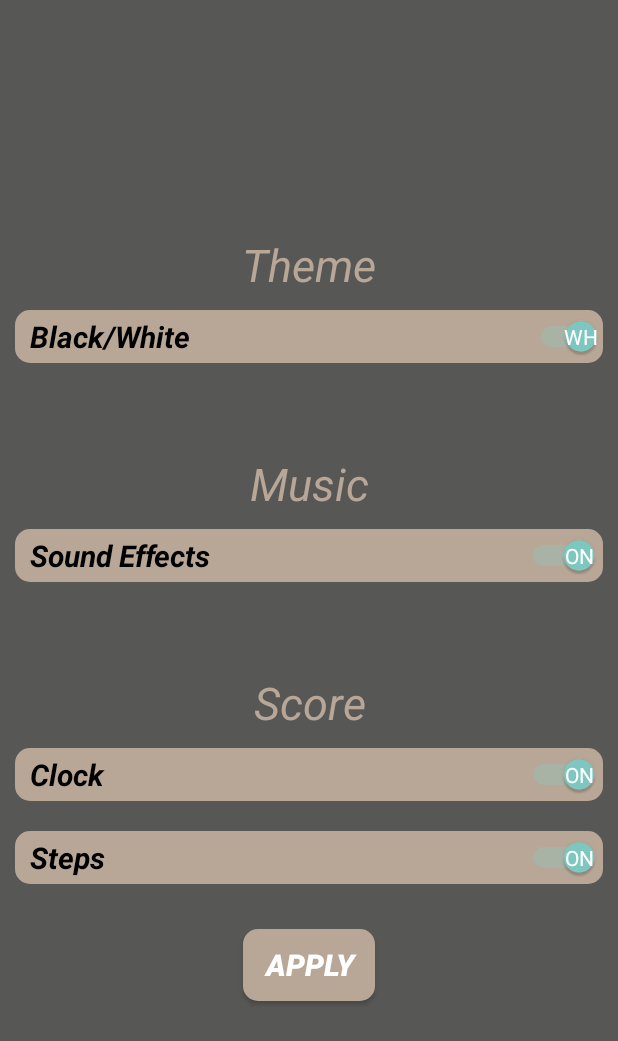
After one commit to Danseer/15Android, an Android app: the settingActivity screen opened directly, with no data from a screen before it, on a phone screen of 412 x 824 dp. The commit adds this screen. Shown: the top 1041 px of the screen. Run offline under Robolectric (Android 15) with nearby library versions, the phone set to English and light mode, and no system bars.

Commit message:
add settings activity

```diff
--- a/app/src/main/AndroidManifest.xml
+++ b/app/src/main/AndroidManifest.xml
@@ -23,6 +23,11 @@
             android:screenOrientation="portrait">
 
         </activity>
+        <activity
+            android:name=".settingActivity"
+            android:screenOrientation="portrait">
+
+        </activity>
     </application>
 
 </manifest>
--- a/app/src/main/java/com/example/konstantin/a151515/MainActivity.java
+++ b/app/src/main/java/com/example/konstantin/a151515/MainActivity.java
@@ -14,6 +14,7 @@ import android.util.Log;
 import android.view.View;
 import android.widget.Button;
 import android.widget.Chronometer;
+import android.widget.Switch;
 import android.widget.TextView;
 import android.widget.Toast;
 
@@ -26,10 +27,12 @@ public class MainActivity extends AppCompatActivity{
     Button start, setting;
     Intent intent;
 
+
     @Override
     protected void onCreate(Bundle savedInstanceState) {
         super.onCreate(savedInstanceState);
         setContentView(R.layout.activity_main);
+
 
         initButton();
 
@@ -48,7 +51,9 @@ public class MainActivity extends AppCompatActivity{
         setting.setOnClickListener(new View.OnClickListener() {
             @Override
             public void onClick(View v) {
+                intent=new Intent(MainActivity.this,settingActivity.class);
 
+                startActivity(intent);
             }
         });
     }
--- a/app/src/main/java/com/example/konstantin/a151515/Start_activity.java
+++ b/app/src/main/java/com/example/konstantin/a151515/Start_activity.java
@@ -1,5 +1,6 @@
 package com.example.konstantin.a151515;
 
+import android.content.Intent;
 import android.media.AudioManager;
 import android.media.SoundPool;
 import android.media.SoundPool.OnLoadCompleteListener;
@@ -36,12 +37,22 @@ public class Start_activity extends AppCompatActivity implements OnLoadCompleteL
     int soundIdExplosion;
     final String TAG = "States";
     long time;
-
+    Intent intent;
+    boolean stateTheme, stateSound, stateClock, stateStep;
 
     @Override
     protected void onCreate(Bundle savedInstanceState) {
         super.onCreate(savedInstanceState);
         setContentView(R.layout.activity_start_activity);
+
+        intent=getIntent();
+        stateTheme=intent.getBooleanExtra("theme",true);
+        stateSound=intent.getBooleanExtra("sound",true);
+        stateClock=intent.getBooleanExtra("clock",false);
+        stateStep=intent.getBooleanExtra("step",true);
+
+        if(stateClock)
+
         setSoundPool();
         setLayoutManager();
         setGameBoard();
@@ -49,6 +60,7 @@ public class Start_activity extends AppCompatActivity implements OnLoadCompleteL
         Generate();
         Redraw();
         setChronometr();
+
 
     }
     //----------------------------  setSoundPool -----------------------
--- /dev/null
+++ b/app/src/main/java/com/example/konstantin/a151515/settingActivity.java
@@ -0,0 +1,51 @@
+package com.example.konstantin.a151515;
+
+import android.content.Intent;
+import android.support.v7.app.AppCompatActivity;
+import android.os.Bundle;
+import android.view.View;
+import android.widget.Button;
+import android.widget.Switch;
+
+public class settingActivity extends AppCompatActivity {
+
+    Switch theme,sound, clock, step;
+    boolean stateTheme, stateSound, stateClock, stateStep;
+    Button apply;
+    Intent intent;
+
+    @Override
+    protected void onCreate(Bundle savedInstanceState) {
+        super.onCreate(savedInstanceState);
+        setContentView(R.layout.activity_setting);
+
+        initSwitch();
+        apply=(Button)findViewById(R.id.apply);
+        apply.setOnClickListener(new View.OnClickListener() {
+            @Override
+            public void onClick(View v) {
+                intent=new Intent(settingActivity.this,Start_activity.class);
+                intent.putExtra("theme",stateTheme);
+                intent.putExtra("sound",stateSound);
+                intent.putExtra("clock",stateClock);
+                intent.putExtra("step",stateStep);
+                startActivity(intent);
+            }
+        });
+    }
+
+
+    public void initSwitch(){
+
+        theme=(Switch)findViewById(R.id.themeSwitch);
+        stateTheme=theme.isChecked();
+        sound=(Switch)findViewById(R.id.soundEffSwitch);
+        stateSound=sound.isChecked();
+        clock=(Switch)findViewById(R.id.clockSwitch);
+        stateClock=clock.isChecked();
+        step=(Switch)findViewById(R.id.stepSwitch);
+        stateStep=step.isChecked();
+    }
+
+
+}
--- /dev/null
+++ b/app/src/main/res/drawable/round_corner.xml
@@ -0,0 +1,8 @@
+<?xml version="1.0" encoding="utf-8"?>
+<shape xmlns:android="http://schemas.android.com/apk/res/android" >
+    <solid android:color="#b8a797" />
+    <corners android:bottomRightRadius="10dp"
+        android:bottomLeftRadius="10dp"
+        android:topRightRadius="10dp"
+        android:topLeftRadius="10dp"/>
+</shape>
--- a/app/src/main/res/layout/activity_main.xml
+++ b/app/src/main/res/layout/activity_main.xml
@@ -25,7 +25,7 @@ android:weightSum="1">
         android:id="@+id/imageView"
         android:layout_width="match_parent"
         android:layout_height="332dp"
-    app:srcCompat="@drawable/vvv" />
+        app:srcCompat="@drawable/ic" />
 
     <Button
         android:id="@+id/startGame"
@@ -34,7 +34,7 @@ android:weightSum="1">
         android:layout_marginLeft="20dp"
         android:layout_marginRight="20dp"
         android:layout_marginTop="20dp"
-    android:background="@color/bgButton"
+        android:background="@drawable/round_corner"
         android:text="Start"
         android:textColor="@android:color/background_light"
         android:textSize="30sp"
@@ -47,7 +47,7 @@ android:weightSum="1">
         android:layout_marginLeft="20dp"
         android:layout_marginRight="20dp"
         android:layout_marginTop="20dp"
-        android:background="@color/bgButton"
+        android:background="@drawable/round_corner"
         android:text="Settings"
         android:textColor="@android:color/background_light"
         android:textSize="30sp"
--- /dev/null
+++ b/app/src/main/res/layout/activity_setting.xml
@@ -0,0 +1,123 @@
+<?xml version="1.0" encoding="utf-8"?>
+<LinearLayout xmlns:android="http://schemas.android.com/apk/res/android"
+    xmlns:app="http://schemas.android.com/apk/res-auto"
+    xmlns:tools="http://schemas.android.com/tools"
+    android:id="@+id/ll"
+    android:layout_width="match_parent"
+    android:layout_height="match_parent"
+    android:background="@color/colorAccent"
+    android:elevation="0dp"
+    android:gravity="center_vertical|center"
+    android:orientation="vertical"
+    android:weightSum="1">
+
+
+    <TextView
+        android:id="@+id/textView4"
+        android:layout_width="match_parent"
+        android:layout_height="wrap_content"
+        android:text="Theme"
+        android:textAlignment="center"
+        android:textColor="@color/bgButton"
+        android:textSize="30sp"
+        android:textStyle="italic" />
+
+    <Switch
+        android:id="@+id/themeSwitch"
+        android:layout_width="match_parent"
+        android:layout_height="35dp"
+        android:layout_margin="10dp"
+        android:background="@drawable/round_corner"
+        android:checked="true"
+        android:freezesText="false"
+        android:paddingLeft="10dp"
+        android:showText="true"
+        android:soundEffectsEnabled="true"
+        android:splitTrack="false"
+        android:text="Black/White"
+        android:textAlignment="textStart"
+        android:textColor="@android:color/black"
+        android:textOff="BL"
+        android:textOn="WH"
+        android:textSize="20sp"
+        android:textStyle="bold|italic" />
+
+    <TextView
+        android:id="@+id/textView2"
+        android:layout_width="match_parent"
+        android:layout_height="wrap_content"
+        android:layout_marginTop="50dp"
+        android:text="Music"
+        android:textAlignment="center"
+        android:textColor="@color/bgButton"
+        android:textSize="30sp"
+        android:textStyle="italic" />
+
+    <Switch
+        android:id="@+id/soundEffSwitch"
+        android:layout_width="match_parent"
+        android:layout_height="35dp"
+        android:layout_margin="10dp"
+        android:background="@drawable/round_corner"
+        android:checked="true"
+        android:paddingLeft="10dp"
+        android:showText="true"
+        android:text="Sound Effects"
+        android:textAlignment="textStart"
+        android:textColor="@android:color/black"
+        android:textSize="20sp"
+        android:textStyle="bold|italic" />
+
+    <TextView
+        android:id="@+id/textView3"
+        android:layout_width="match_parent"
+        android:layout_height="wrap_content"
+        android:layout_marginTop="50dp"
+        android:text="Score"
+        android:textAlignment="center"
+        android:textColor="@color/bgButton"
+        android:textSize="30sp"
+        android:textStyle="italic" />
+
+    <Switch
+        android:id="@+id/clockSwitch"
+        android:layout_width="match_parent"
+        android:layout_height="35dp"
+        android:layout_margin="10dp"
+        android:background="@drawable/round_corner"
+        android:checked="true"
+        android:paddingLeft="10dp"
+        android:showText="true"
+        android:soundEffectsEnabled="true"
+        android:text="Clock"
+        android:textAlignment="textStart"
+        android:textColor="@android:color/black"
+        android:textSize="20sp"
+        android:textStyle="bold|italic" />
+
+    <Switch
+        android:id="@+id/stepSwitch"
+        android:layout_width="match_parent"
+        android:layout_height="35dp"
+        android:layout_margin="10dp"
+        android:background="@drawable/round_corner"
+        android:checked="true"
+        android:paddingLeft="10dp"
+        android:showText="true"
+        android:soundEffectsEnabled="true"
+        android:text="Steps"
+        android:textColor="@android:color/background_dark"
+        android:textSize="20sp"
+        android:textStyle="bold|italic" />
+
+    <Button
+        android:id="@+id/apply"
+        android:layout_width="wrap_content"
+        android:layout_height="wrap_content"
+        android:layout_marginTop="20dp"
+        android:background="@drawable/round_corner"
+        android:padding="10dp"
+        android:text="Apply"
+        android:textSize="20sp"
+        android:textStyle="bold|italic" />
+</LinearLayout>
--- a/app/src/main/res/values/colors.xml
+++ b/app/src/main/res/values/colors.xml
@@ -3,7 +3,7 @@
     <color name="colorPrimary">#3f51b5</color>
     <color name="colorPrimaryDark">#303f9f</color>
     <color name="colorAccent">#575756</color>
-    <color name="colorDerevo">#ffcc00</color>
+    <color name="colorDerevo">#8f5019</color>
 
     <color name="black_overlay">#66000000</color>
     <color name="gren">#0d1e14</color>
```
Lines whose indentation alone changed are shown as unchanged.
